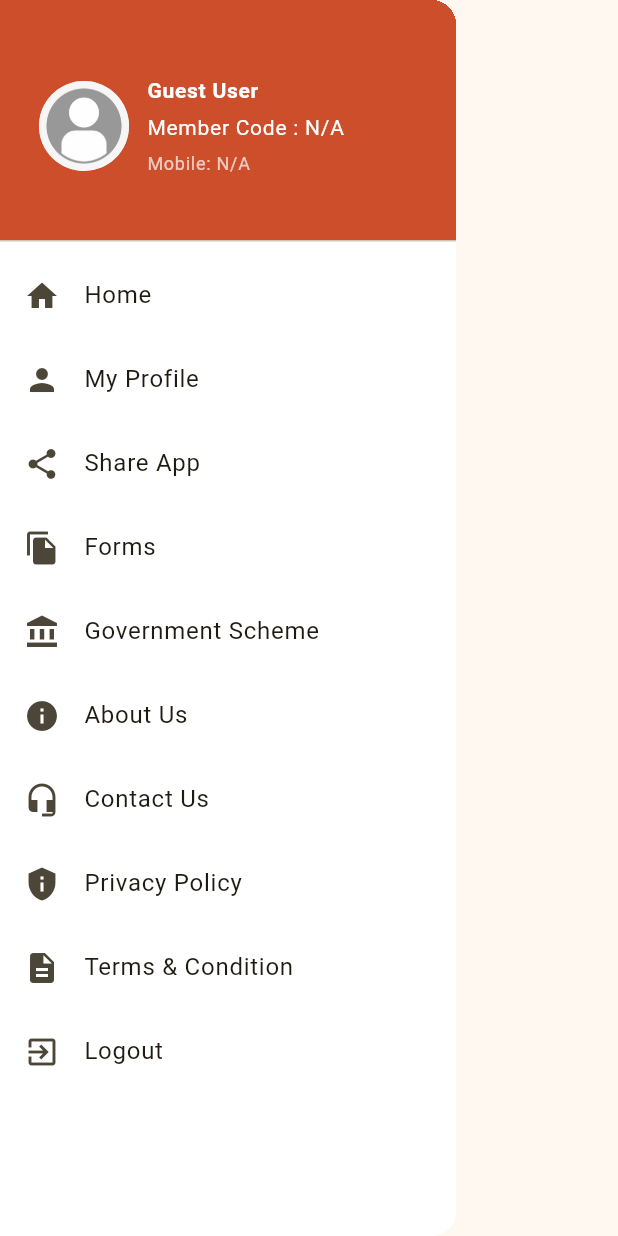
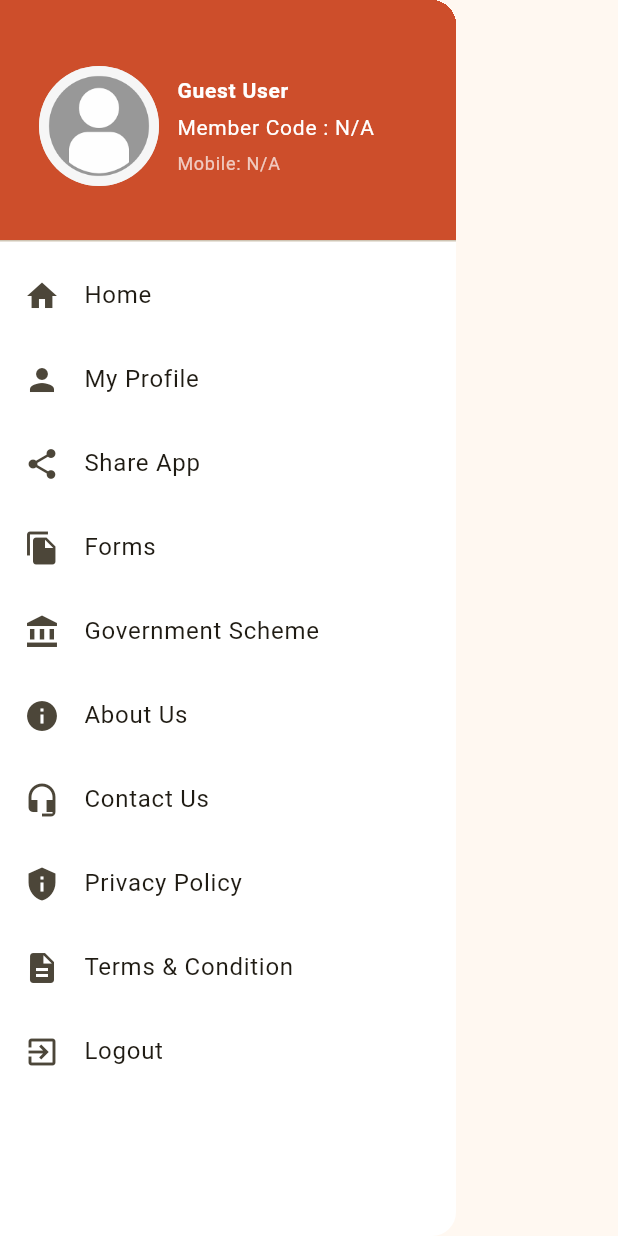
Before and after one commit to KRCodingCaffeine/MPMFlutterApp, a Flutter app: the AppDrawer widget shown alone on an empty page, opened directly, on a phone screen of 412 x 824 dp. Run offline on Flutter 3.47's test engine with Material 3 defaults, Android fonts, the phone set to English and light mode, and no system bars; our stand-ins replace audioplayers, device_preview, dio, easy_stepper, firebase_core, firebase_messaging and 9 more; accounts and stored records are empty; network calls fail; Roboto replaces fonts that are missing (Ubuntu-Regular.ttf).

Commit message:
this is commit

```diff
--- a/lib/repository/update_repository/UpdateProfileRepository.dart
+++ b/lib/repository/update_repository/UpdateProfileRepository.dart
@@ -28,8 +28,8 @@ class UpdateProfileRepository {
     return response;
   }
   Future<dynamic> updateQualification(data) async {
-    dynamic response = await api.postApi(data,Urls.updateBusinessInfo_url,"","2");
-    print("vdgvgdv"+response.toString()+Urls.updateBusinessInfo_url);
+    dynamic response = await api.postApi(data,Urls.updateQualification_url,"","2");
+    print("vdgvgdv"+response.toString()+Urls.updateQualification_url);
     return response;
   }
   Future<UpdateFamilyMember> updateFamilyRelation(data) async {
--- a/lib/utils/AppDrawer.dart
+++ b/lib/utils/AppDrawer.dart
@@ -4,14 +4,16 @@ import 'package:flutter/material.dart';
 import 'package:get/get.dart';
 import 'package:mpm/route/route_name.dart';
 import 'package:mpm/utils/Session.dart';
+import 'package:mpm/utils/urls.dart';
 import 'package:mpm/view/login_view.dart';
-import 'package:mpm/view_model/controller/dashboard/dashboardcontroller.dart';
+
+import 'package:mpm/view_model/controller/updateprofile/UdateProfileController.dart';
 import 'package:share_plus/share_plus.dart';
 
 class AppDrawer extends StatelessWidget {
   @override
   Widget build(BuildContext context) {
-    final DashBoardController dashBoardController = Get.find();
+    final UdateProfileController dashBoardController = Get.find();
     return Drawer(
       backgroundColor: Colors.white,
       child: ListView(
@@ -26,33 +28,40 @@ class AppDrawer extends StatelessWidget {
               child: Row(
                 children: [
                   // Profile Image
-                  Obx(() => CircleAvatar(
-                        radius: 30,
-                        backgroundColor: Colors.grey[300],
-                        // Placeholder background color
+                  Stack(
+                    children: [
+                      Obx(() {
+                        return CircleAvatar(
+                          radius: 40,
+                          backgroundColor: Colors.grey[300], // Background color while loading
                           child: ClipOval(
-                          child: dashBoardController
-                                  .profileImage.value.isNotEmpty
+                            child: (dashBoardController.profileImage.value.isNotEmpty)
                                 ? FadeInImage(
-                                  placeholder: const AssetImage(
-                                      "assets/images/placeholder.png"),
-                                  // Show while loading
-                                  image: NetworkImage(
-                                      dashBoardController.profileImage.value),
-                                  imageErrorBuilder:
-                                      (context, error, stackTrace) {
+                              placeholder: const AssetImage("assets/images/user3.png"), // Placeholder while loading
+                              image: NetworkImage(Urls.imagePathUrl + dashBoardController.profileImage.value), // Network image
+                              imageErrorBuilder: (context, error, stackTrace) {
                                 return Image.asset(
-                                        "assets/images/user3.png",
-                                        fit: BoxFit.cover);
+                                  "assets/images/male.png", // Fallback image on error
+                                  fit: BoxFit.cover,
+                                  width: 80,
+                                  height: 80,
+                                );
                               },
                               fit: BoxFit.cover,
-                                  width: 60,
-                                  height: 60,
+                              width: 80,
+                              height: 80,
                             )
-                              : Image.asset("assets/images/user3.png",
-                                  fit: BoxFit.cover, width: 60, height: 60),
+                                : Image.asset(
+                              "assets/images/user3.png", // Default image if profileImage is empty
+                              fit: BoxFit.cover,
+                              width: 80,
+                              height: 80,
                             ),
-                      )),
+                          ),
+                        );
+                      }),
+                    ],
+                  ),
                   const SizedBox(width: 12),
                   Expanded(
                     child: Column(
--- a/lib/utils/urls.dart
+++ b/lib/utils/urls.dart
@@ -39,6 +39,7 @@ class Urls {
   static const  String updateMemberAddress_url = base_url+"api/update_member_address";
   static const  String addBusinessInfo_url = base_url+"api/add_business_info";
   static const  String updateBusinessInfo_url = base_url+"api/update_business_info";
+  static const  String updateQualification_url = base_url+"api/update_education";
 
 
   static const String imagePathUrl = base_url+"public/";
--- a/lib/view/SearchView.dart
+++ b/lib/view/SearchView.dart
@@ -3,8 +3,9 @@ import 'package:get/get.dart';
 import 'package:mpm/utils/AppDrawer.dart';
 import 'package:mpm/utils/color_helper.dart';
 import 'package:mpm/utils/color_resources.dart';
-import 'package:mpm/view_model/controller/dashboard/dashboardcontroller.dart';
+
 import 'package:mpm/view_model/controller/samiti/SamitiController.dart';
+import 'package:mpm/view_model/controller/updateprofile/UdateProfileController.dart';
 
 class SearchView extends StatefulWidget {
   const SearchView({super.key});
@@ -16,7 +17,7 @@ class SearchView extends StatefulWidget {
 class _SearchViewState extends State<SearchView> {
   SamitiController controller = Get.put(SamitiController());
   final TextEditingController _searchController = TextEditingController();
-  final DashBoardController dashBoardController = Get.find();
+  final UdateProfileController dashBoardController = Get.find();
   final String defaultProfile = "assets/images/user3.png";
 
   void _filterMembers(String query) {
--- a/lib/view/samiti members/samiti_members_view.dart
+++ b/lib/view/samiti members/samiti_members_view.dart
@@ -4,8 +4,9 @@ import 'package:mpm/route/route_name.dart';
 import 'package:mpm/utils/AppDrawer.dart';
 import 'package:mpm/utils/color_helper.dart';
 import 'package:mpm/utils/color_resources.dart';
-import 'package:mpm/view_model/controller/dashboard/dashboardcontroller.dart';
+
 import 'package:mpm/view_model/controller/samiti/SamitiController.dart';
+import 'package:mpm/view_model/controller/updateprofile/UdateProfileController.dart';
 
 class SamitiMembersViewPage extends StatefulWidget {
   const SamitiMembersViewPage({super.key});
@@ -16,7 +17,7 @@ class SamitiMembersViewPage extends StatefulWidget {
 
 class _SamitiMembersViewPageState extends State<SamitiMembersViewPage> {
   SamitiController controller = Get.put(SamitiController());
-  final DashBoardController dashBoardController = Get.find();
+  final UdateProfileController dashBoardController = Get.find();
   @override
   void initState() {
     // TODO: implement initState
--- a/lib/view_model/controller/dashboard/dashboardcontroller.dart
+++ /dev/null
@@ -1,21 +0,0 @@
-import 'package:get/get.dart';
-
-class DashBoardController extends GetxController {
-  var currentIndex = 0.obs;
-  var showAppBar = false.obs;
-
-  void changeTab(int index) {
-    currentIndex.value = index;
-  }
-
-  void toggleAppBar(bool value, {bool fromDrawer = false}) {
-    showAppBar.value = value;
-  }
-
-  // User Data Variables (Only for Viewing)
-  var userName = ''.obs;
-  var memberId = ''.obs;
-  var mobileNumber = ''.obs;
-  var lmCode = ''.obs;
-  var profileImage = ''.obs;
-}
```
Also changed, not shown: lib/view/dashboard_view.dart (+2 -21 lines), lib/view/profile view/Education_page_info.dart (+10 -4 lines), lib/view/profile view/family_info_page.dart (+12 -5 lines), lib/view_model/controller/updateprofile/UdateProfileController.dart (+38 -45 lines). Lines whose indentation alone changed are shown as unchanged.
